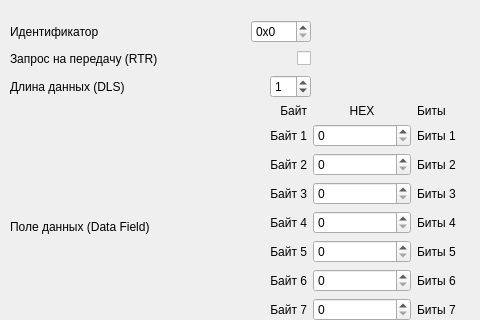
This is mainwindow.ui in Diwarma/CAN as Qt 5 draws it before an edit; both pictures show x 0 to 480 and y 0 to 320 of the 704 by 557 pixel window. The edited form follows.
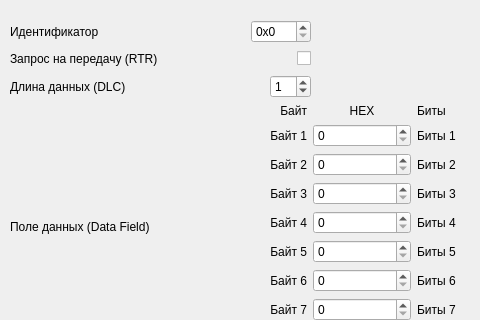
This is the edited form.

```diff
--- a/mainwindow.ui
+++ b/mainwindow.ui
@@ -124,7 +124,7 @@
        <item>
         <widget class="QLabel" name="lbl_dls">
          <property name="text">
-          <string>Длина данных (DLS)</string>
+          <string>Длина данных (DLC)</string>
          </property>
         </widget>
        </item>
```
